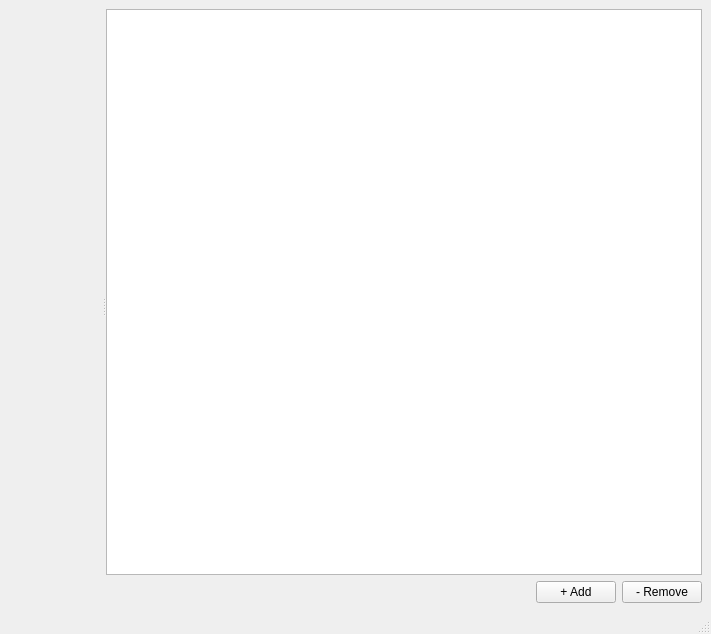
Above: src/ui/transcribe.ui from bungeniorg/bungeni-transcriber before the change. Below: the same form after it.
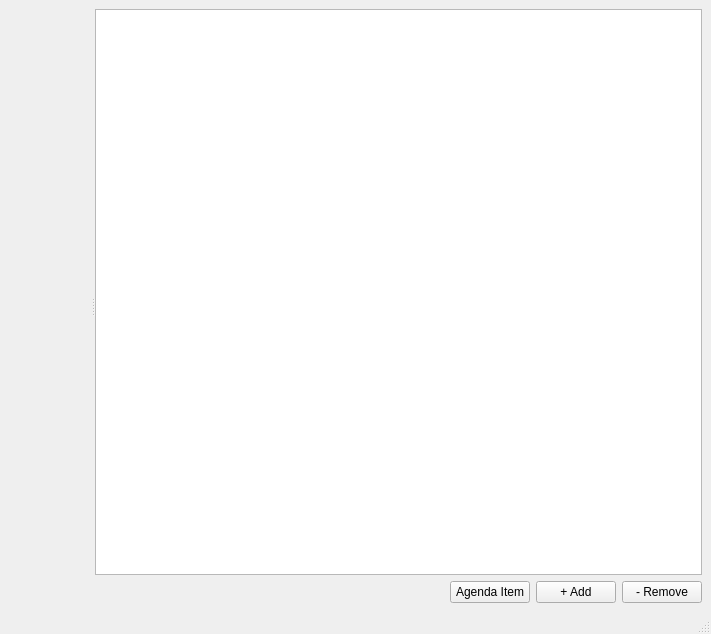
That is the form after the change.

Commit message: added widget to add/edit agenda items

Diff of the .ui file:
```diff
--- a/src/ui/transcribe.ui
+++ b/src/ui/transcribe.ui
@@ -65,7 +65,7 @@
       </widget>
       <widget class="QWidget" name="gridLayoutWidget">
        <layout class="QGridLayout" name="gridLayout">
-        <item row="0" column="0" colspan="3">
+        <item row="0" column="0" colspan="4">
          <widget class="QListView" name="table">
           <property name="sizePolicy">
            <sizepolicy hsizetype="Expanding" vsizetype="Expanding">
@@ -88,20 +88,27 @@
           </property>
          </spacer>
         </item>
-        <item row="1" column="1">
+        <item row="1" column="2">
          <widget class="QPushButton" name="addButton">
           <property name="text">
            <string>+ Add</string>
           </property>
          </widget>
         </item>
-        <item row="1" column="2">
+        <item row="1" column="3">
          <widget class="QPushButton" name="removeButton">
           <property name="text">
            <string>- Remove</string>
           </property>
          </widget>
         </item>
+        <item row="1" column="1">
+         <widget class="QPushButton" name="agendaItemButton">
+          <property name="text">
+           <string>Agenda Item</string>
+          </property>
+         </widget>
+        </item>
        </layout>
       </widget>
      </widget>
```
The commit also changes 3 other files.
